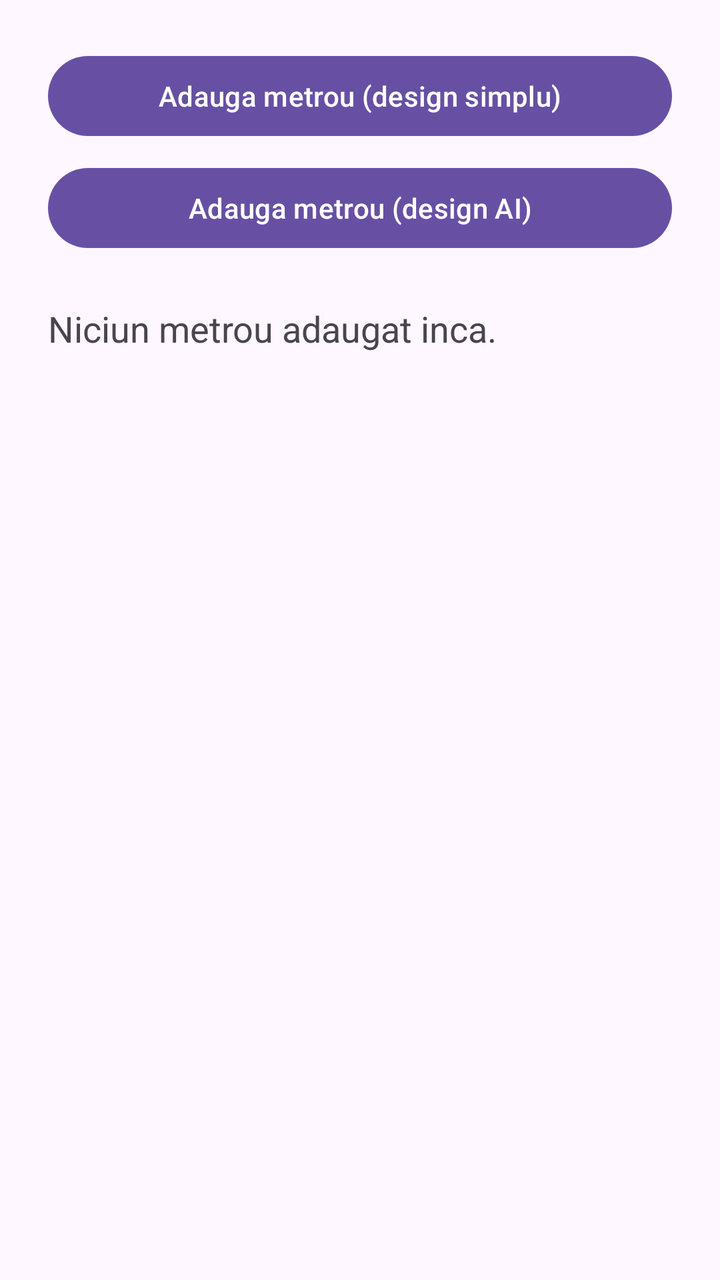
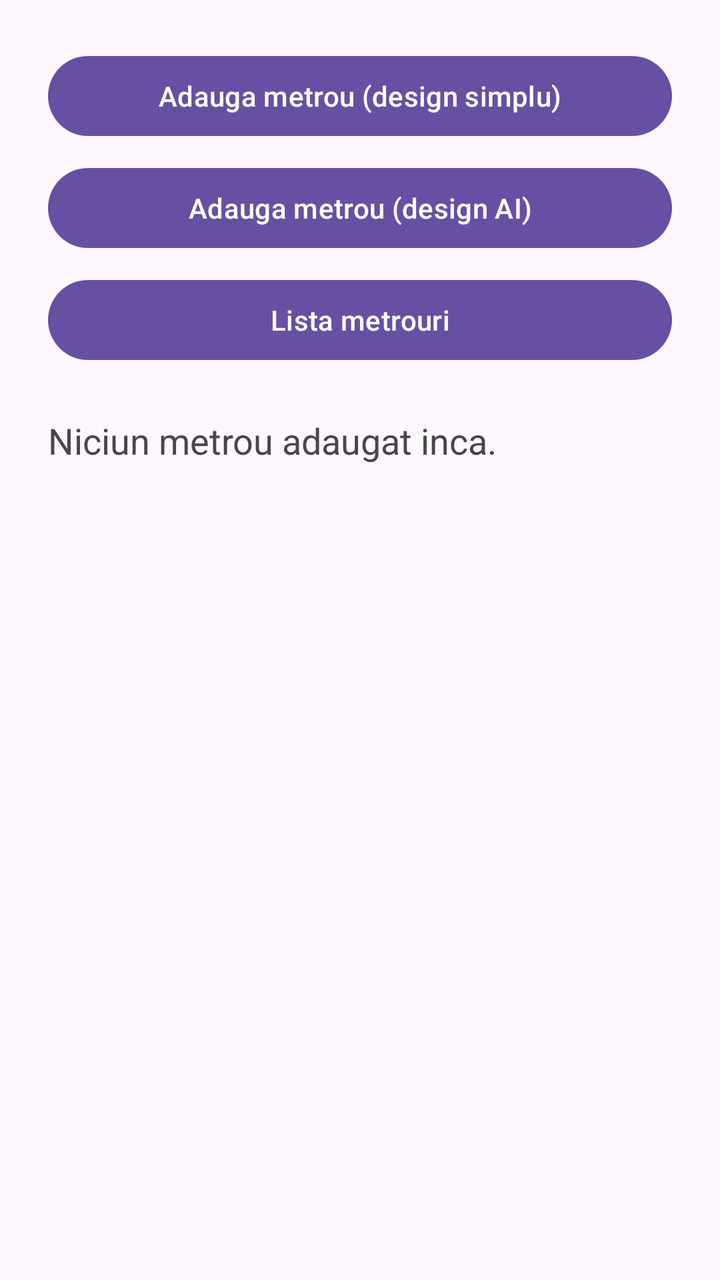

The first picture is an Android layout as it rendered before a commit; the second is the same layout after the commit. The layout source and the unified diff follow.
<!-- AndroidManifest.xml: application theme Theme.Mitroi_OanaTea_ActivitateDAM2026 -->
<!-- res/layout/activity_main.xml -->
<?xml version="1.0" encoding="utf-8"?>
<LinearLayout xmlns:android="http://schemas.android.com/apk/res/android"
    android:layout_width="match_parent"
    android:layout_height="match_parent"
    android:orientation="vertical"
    android:padding="24dp">

    <Button
        android:id="@+id/adauga_BTN"
        android:layout_width="match_parent"
        android:layout_height="wrap_content"
        android:text="@string/adauga_metrou_design_simplu" />

    <Button
        android:id="@+id/adaugaAi_BTN"
        android:layout_width="match_parent"
        android:layout_height="wrap_content"
        android:layout_marginTop="8dp"
        android:text="@string/adauga_metrou_design_ai" />

    <TextView
        android:id="@+id/rezultat_TV"
        android:layout_width="match_parent"
        android:layout_height="wrap_content"
        android:layout_marginTop="24dp"
        android:textSize="18sp"
        android:text="@string/niciun_metrou_adaugat_inca" />
</LinearLayout>
<!-- resources referenced by this layout -->
<resources>
  <string name="adauga_metrou_design_ai">Adauga metrou (design AI)</string>
  <string name="adauga_metrou_design_simplu">Adauga metrou (design simplu)</string>
  <string name="niciun_metrou_adaugat_inca">Niciun metrou adaugat inca.</string>
  <style name="Theme.Mitroi_OanaTea_ActivitateDAM2026" parent="Base.Theme.Mitroi_OanaTea_ActivitateDAM2026" />
  <style name="Base.Theme.Mitroi_OanaTea_ActivitateDAM2026" parent="Theme.Material3.DayNight.NoActionBar">
          
          
      </style>
</resources>

<!-- the commit's change to res/layout/activity_main.xml (unified diff, before → after) -->
@@ -18,6 +18,13 @@
         android:layout_marginTop="8dp"
         android:text="@string/adauga_metrou_design_ai" />
 
+    <Button
+        android:id="@+id/lista_BTN"
+        android:layout_width="match_parent"
+        android:layout_height="wrap_content"
+        android:layout_marginTop="8dp"
+        android:text="@string/lista_metrouri" />
+
     <TextView
         android:id="@+id/rezultat_TV"
         android:layout_width="match_parent"
<!-- resource entries referenced after the edit -->
@@ -2,6 +2,7 @@
 <resources>
   <string name="adauga_metrou_design_ai">Adauga metrou (design AI)</string>
   <string name="adauga_metrou_design_simplu">Adauga metrou (design simplu)</string>
+  <string name="lista_metrouri">Lista metrouri</string>
   <string name="niciun_metrou_adaugat_inca">Niciun metrou adaugat inca.</string>
   <style name="Theme.Mitroi_OanaTea_ActivitateDAM2026" parent="Base.Theme.Mitroi_OanaTea_ActivitateDAM2026" />
   <style name="Base.Theme.Mitroi_OanaTea_ActivitateDAM2026" parent="Theme.Material3.DayNight.NoActionBar">
